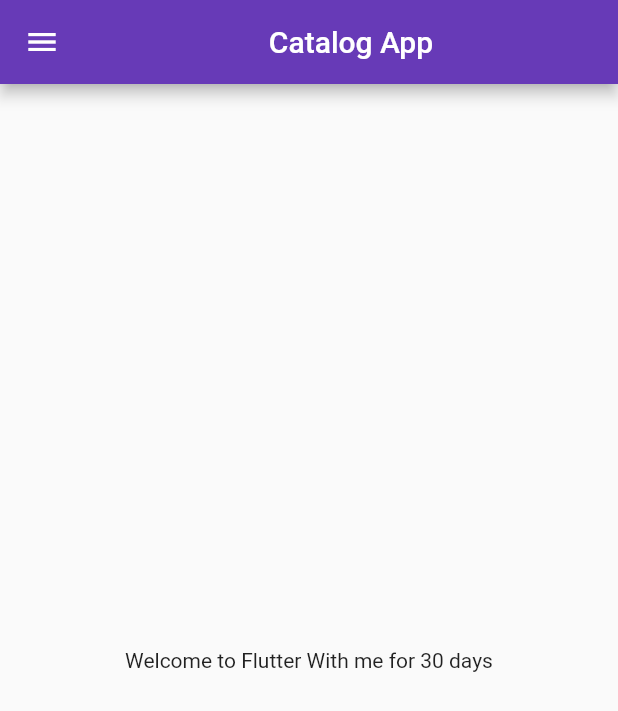
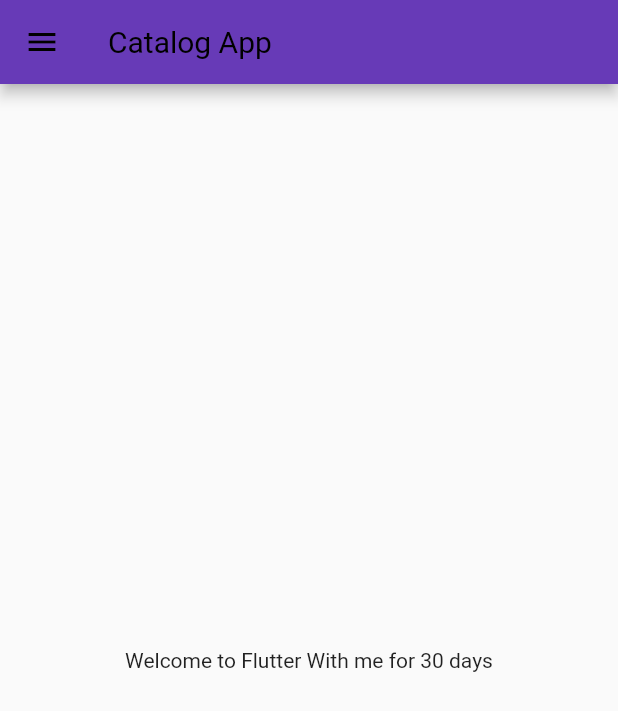
Before and after one commit to milankumawat1/MyFirstFlutterApp, a Flutter app: the screen it shows after launch, on a phone screen of 412 x 824 dp. Shown: the top 711 px of the screen. Run offline on Flutter 3.47's test engine with Material 2 defaults, Android fonts, the light colour scheme and no system bars.

Commit message:
themes extracted

```diff
--- a/lib/Pages/home_page.dart
+++ b/lib/Pages/home_page.dart
@@ -9,7 +9,7 @@
   Widget build(BuildContext context) {
     return Scaffold(
       appBar: AppBar(
-        title: Center(child: Text("Catalog App")),
+        title: Text("Catalog App"),
       ),
       body: Center(
         child: Container(
--- a/lib/main.dart
+++ b/lib/main.dart
@@ -2,6 +2,7 @@
 import 'package:flutter_application_1/Pages/home_page.dart';
 import 'package:flutter_application_1/Pages/login_page.dart';
 import 'package:flutter_application_1/utils/routes.dart';
+import 'package:flutter_application_1/widgets/themes.dart';
 
 void main() {
   runApp(MyApp());
@@ -12,8 +13,8 @@
   Widget build(BuildContext context) {
     return MaterialApp(
       themeMode: ThemeMode.light,
-      theme: ThemeData(primarySwatch: Colors.deepPurple),
-      darkTheme: ThemeData(brightness: Brightness.dark),
+      theme: MyTheme.lightTheme(context),
+      darkTheme: MyTheme.darkTheme(context),
       debugShowCheckedModeBanner: false,
       // home: LoginPage(),
       initialRoute: MyRoutes.homeRoute,
--- /dev/null
+++ b/lib/widgets/themes.dart
@@ -0,0 +1,12 @@
+import 'package:flutter/material.dart';
+
+class MyTheme {
+  static ThemeData lightTheme(BuildContext context) => ThemeData(
+      primarySwatch: Colors.deepPurple,
+      appBarTheme: AppBarTheme(
+        iconTheme: IconThemeData(color: Colors.black),
+        titleTextStyle: TextStyle(color: Colors.black, fontSize: 20),
+      ));
+  static ThemeData darkTheme(BuildContext context) =>
+      ThemeData(brightness: Brightness.dark);
+}
```
